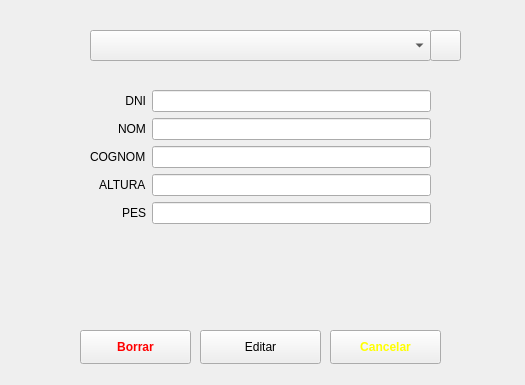
Above: login_jesus/modificar_pacients.ui from enriquepoler/2damUAProject before the change. Below: the same form after it.
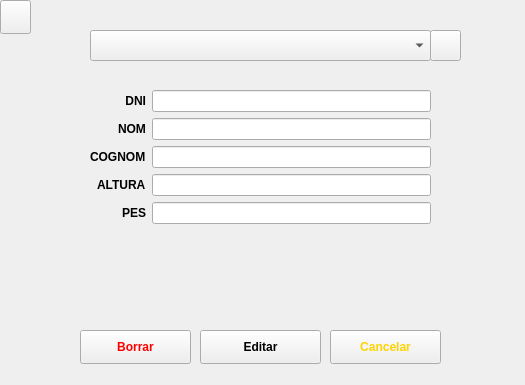
That is the form after the change.

What changed in the file:
```diff
--- a/login_jesus/modificar_pacients.ui
+++ b/login_jesus/modificar_pacients.ui
@@ -32,6 +32,12 @@
      <height>34</height>
     </rect>
    </property>
+   <property name="font">
+    <font>
+     <weight>75</weight>
+     <bold>true</bold>
+    </font>
+   </property>
    <property name="text">
     <string>Editar</string>
    </property>
@@ -58,6 +64,12 @@
     </item>
     <item row="1" column="0">
      <widget class="QLabel" name="label_2">
+      <property name="font">
+       <font>
+        <weight>75</weight>
+        <bold>true</bold>
+       </font>
+      </property>
       <property name="text">
        <string>NOM</string>
       </property>
@@ -72,6 +84,12 @@
     </item>
     <item row="2" column="0">
      <widget class="QLabel" name="label_3">
+      <property name="font">
+       <font>
+        <weight>75</weight>
+        <bold>true</bold>
+       </font>
+      </property>
       <property name="text">
        <string>COGNOM</string>
       </property>
@@ -86,6 +104,12 @@
     </item>
     <item row="3" column="0">
      <widget class="QLabel" name="label_4">
+      <property name="font">
+       <font>
+        <weight>75</weight>
+        <bold>true</bold>
+       </font>
+      </property>
       <property name="text">
        <string>ALTURA</string>
       </property>
@@ -100,6 +124,12 @@
     </item>
     <item row="4" column="0">
      <widget class="QLabel" name="label_5">
+      <property name="font">
+       <font>
+        <weight>75</weight>
+        <bold>true</bold>
+       </font>
+      </property>
       <property name="text">
        <string>PES</string>
       </property>
@@ -114,6 +144,12 @@
     </item>
     <item row="0" column="0">
      <widget class="QLabel" name="label">
+      <property name="font">
+       <font>
+        <weight>75</weight>
+        <bold>true</bold>
+       </font>
+      </property>
       <property name="text">
        <string>DNI</string>
       </property>
@@ -171,7 +207,7 @@
     <string>Cancelar modificacio</string>
    </property>
    <property name="styleSheet">
-    <string notr="true">color: yellow;</string>
+    <string notr="true">color: #FFD300;</string>
    </property>
    <property name="text">
     <string>Cancelar</string>
@@ -190,6 +226,19 @@
     <string/>
    </property>
   </widget>
+  <widget class="QPushButton" name="backButton">
+   <property name="geometry">
+    <rect>
+     <x>0</x>
+     <y>0</y>
+     <width>31</width>
+     <height>34</height>
+    </rect>
+   </property>
+   <property name="text">
+    <string/>
+   </property>
+  </widget>
  </widget>
  <resources/>
  <connections/>
```
